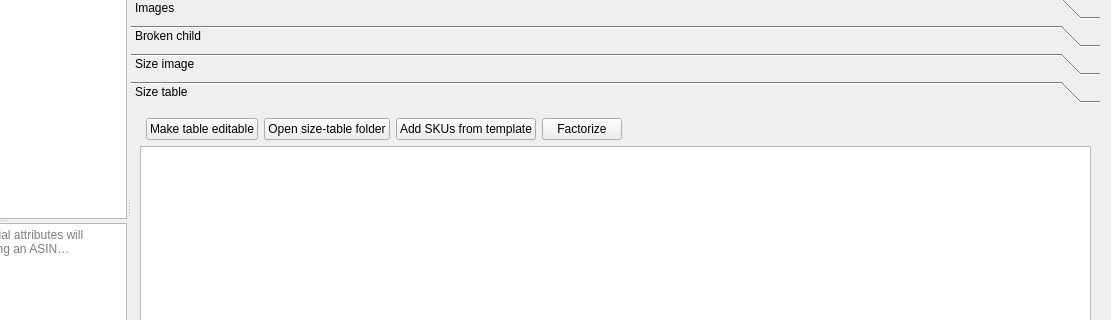
First picture: the form in AmazonTemplate3/gui/panes/PaneSizing.ui, repository icingerpower/AmazonTemplate3, before the edit; both pictures show x 140 to 1251 and y 184 to 504 of the 1251 by 781 pixel window.
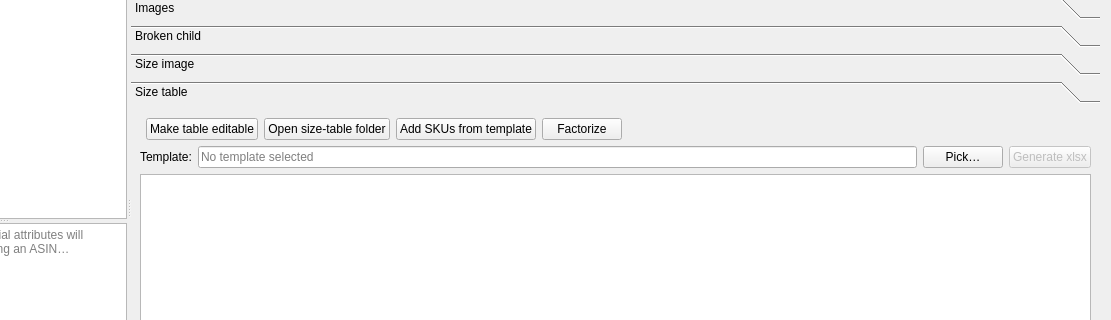
Second picture: the form after the edit. The open tabs and pages were chosen to show the change. Custom widgets are drawn as their Qt base class.

Commit message: Improved sizing generation and A+ content

```diff
--- a/AmazonTemplate3/gui/panes/PaneSizing.ui
+++ b/AmazonTemplate3/gui/panes/PaneSizing.ui
@@ -554,6 +554,44 @@
              </item>
             </layout>
            </item>
+           <item>
+            <layout class="QHBoxLayout" name="horizontalLayoutSizeTableTemplate">
+             <item>
+              <widget class="QLabel" name="labelSizeTableTemplate">
+               <property name="text">
+                <string>Template:</string>
+               </property>
+              </widget>
+             </item>
+             <item>
+              <widget class="QLineEdit" name="lineEditSizeTableTemplate">
+               <property name="readOnly">
+                <bool>true</bool>
+               </property>
+               <property name="placeholderText">
+                <string>No template selected</string>
+               </property>
+              </widget>
+             </item>
+             <item>
+              <widget class="QPushButton" name="buttonPickSizeTableTemplate">
+               <property name="text">
+                <string>Pick…</string>
+               </property>
+              </widget>
+             </item>
+             <item>
+              <widget class="QPushButton" name="buttonGenerateSizeTableXlsx">
+               <property name="text">
+                <string>Generate xlsx</string>
+               </property>
+               <property name="enabled">
+                <bool>false</bool>
+               </property>
+              </widget>
+             </item>
+            </layout>
+           </item>
            <item>
             <widget class="QTableView" name="tableViewSizing"/>
            </item>
```
The commit also changes 19 other files.
